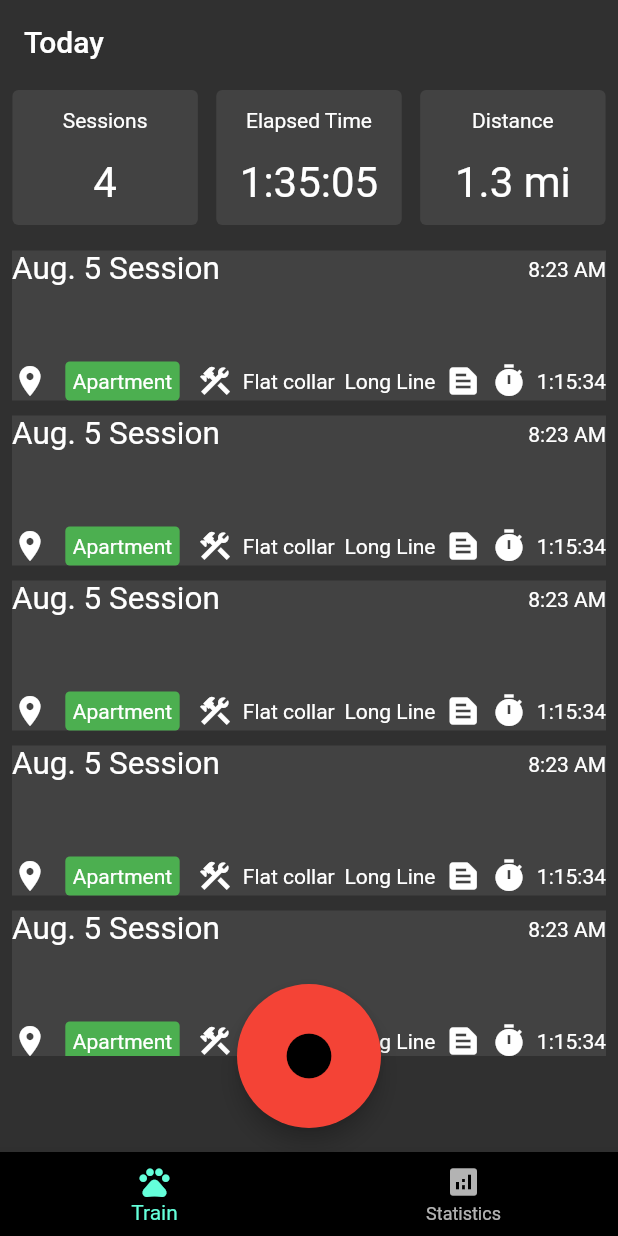
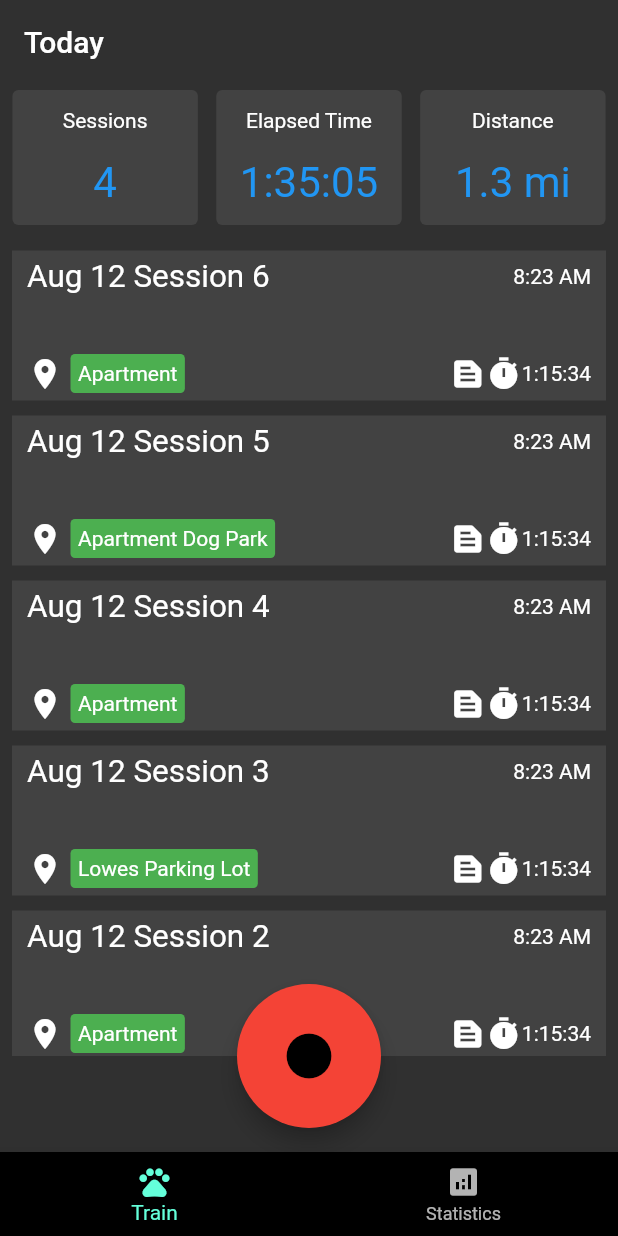
Before and after one commit to nickpalladino/handlerify, a Flutter app: the screen it shows after launch, on a phone screen of 412 x 824 dp. Run offline on Flutter 3.47's test engine with Material 2 defaults, Android fonts, the light colour scheme and no system bars.

Commit message:
Made mock data more dynamic

```diff
--- a/lib/main.dart
+++ b/lib/main.dart
@@ -2,6 +2,5 @@ import 'package:flutter/material.dart';
 import 'handlerify.dart';
 
 void main() {
-  WidgetsFlutterBinding.ensureInitialized();
   runApp(const HandlerifyApp());
 }
--- a/lib/models/location_tag.dart
+++ b/lib/models/location_tag.dart
@@ -2,4 +2,5 @@ import 'package:handlerify/models/tag.dart';
 
 class LocationTag extends Tag {
   // TODO: add geolocation stuff
+  LocationTag(super.name);
 }
--- a/lib/models/session.dart
+++ b/lib/models/session.dart
@@ -13,5 +13,5 @@ class Session {
   // TODO: geolocation waypoints
   // TODO: audio file information
 
-  Session();
+  Session(this.title, this.locationTag);
 }
--- a/lib/models/tag.dart
+++ b/lib/models/tag.dart
@@ -1,3 +1,5 @@
 class Tag {
   String? name;
+
+  Tag(this.name);
 }
--- a/lib/widgets/session_list.dart
+++ b/lib/widgets/session_list.dart
@@ -1,21 +1,34 @@
 import 'package:flutter/material.dart';
-
+import 'package:handlerify/models/location_tag.dart';
+import 'package:handlerify/models/session.dart';
 import 'package:handlerify/widgets/tag.dart';
 
 class SessionList extends StatelessWidget {
   SessionList({super.key});
 
-  final List<String> entries = <String>['A', 'B', 'C', 'D', 'E', 'F', 'G'];
-  final List<int> colorCodes = <int>[600, 500];
+  //final List<String> entries = <String>['A', 'B', 'C', 'D', 'E', 'F', 'G'];
+  //final List<int> colorCodes = <int>[600, 500];
+
+  List<Session> sessions = [
+    Session('Aug 12 Session 6', LocationTag('Apartment')),
+    Session('Aug 12 Session 5', LocationTag('Apartment Dog Park')),
+    Session('Aug 12 Session 4', LocationTag('Apartment')),
+    Session('Aug 12 Session 3', LocationTag('Lowes Parking Lot')),
+    Session('Aug 12 Session 2', LocationTag('Apartment')),
+    Session('Aug 12 Session 1', LocationTag('Ithaca Dog Park')),
+  ];
+
 
   Widget build(BuildContext context) {
     return ListView.builder(
         padding: const EdgeInsets.all(8),
-        itemCount: entries.length,
+        itemCount: sessions.length,
         itemBuilder: (BuildContext context, int index) {
           return Padding(
               padding: const EdgeInsets.fromLTRB(0, 5, 0, 5),
               child: Container(
+                padding: const EdgeInsets.symmetric(
+                    horizontal: 10.0, vertical: 5.0),
             height: 100,
             color: Theme.of(context).colorScheme.surfaceVariant,
             child: Column(
@@ -25,7 +38,7 @@ class SessionList extends StatelessWidget {
                   mainAxisAlignment: MainAxisAlignment.spaceBetween,
                   children: [
                 Column(children: [
-                  Text('Aug. 5 Session', style: DefaultTextStyle.of(context).style.apply(fontSizeFactor: 1.5)),
+                  Text(sessions[index].title!, style: DefaultTextStyle.of(context).style.apply(fontSizeFactor: 1.5)),
               ]),
                 Column(children: [
                   Text('8:23 AM'),
@@ -33,18 +46,20 @@ class SessionList extends StatelessWidget {
             ]),
 
               Row(
-                  mainAxisAlignment: MainAxisAlignment.spaceBetween,
+                  //mainAxisAlignment: MainAxisAlignment.,
                   children: [
                     Column(
-                        crossAxisAlignment: CrossAxisAlignment.center,
+                        //crossAxisAlignment: CrossAxisAlignment.center,
                         children: [
                       Icon(Icons.place),
                     ]),
                     Column(children: [
                       //Text('Home'),
-                      Tag(value: 'Apartment',
+                      Tag(value: sessions[index].locationTag!.name!,
                           backgroundColor: Colors.green),
                     ]),
+                    Spacer(),
+                    /*
                     Column(children: [
                       Icon(Icons.construction,),
                     ]),
@@ -54,6 +69,7 @@ class SessionList extends StatelessWidget {
                     Column(children: [
                       Text('Long Line'),
                     ]),
+                     */
                     Column(children: [
                       Icon(Icons.text_snippet,),
                     ]),
--- a/lib/widgets/statistic_card.dart
+++ b/lib/widgets/statistic_card.dart
@@ -18,7 +18,7 @@ class StatisticCard extends StatelessWidget {
           padding: EdgeInsetsDirectional.fromSTEB(12, 12, 12, 12),
           child: Column(children: [
           Expanded(child: Text(description),),
-          Expanded(child:  Text(value, style: DefaultTextStyle.of(context).style.apply(fontSizeFactor: 2.0))),
+          Expanded(child:  Text(value, style: DefaultTextStyle.of(context).style.apply(fontSizeFactor: 2.0).apply(color:Colors.blue))),
          ])
         ),
       ),
```
